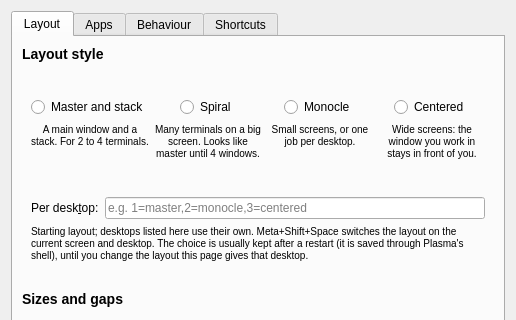
Above: package/contents/ui/config.ui from aic0d3r/stacklet before the change; both pictures show x 0 to 516 and y 0 to 320 of the 516 by 608 pixel window. Below: the same form after it.
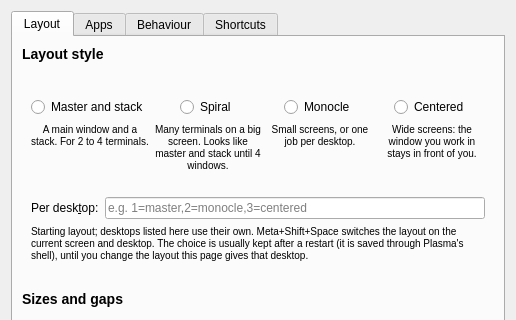
That is the form after the change. Icons and pictures are not drawn.

Commit message: Proofread: document the drag setting and helper-window test, smart gaps label, metadata punctuation, Activities in the bug template

What changed in the file:
```diff
--- a/package/contents/ui/config.ui
+++ b/package/contents/ui/config.ui
@@ -87,7 +87,7 @@
         <property name="wordWrap"><bool>true</bool></property>
         <property name="minimumSize"><size><width>0</width><height>68</height></size></property>
         <property name="textFormat"><enum>Qt::RichText</enum></property>
-        <property name="text"><string>&lt;small&gt;Many terminals on a big screen. Looks like master until 4 windows.&lt;/small&gt;</string></property>
+        <property name="text"><string>&lt;small&gt;Many terminals on a big screen. Looks like master and stack until 4 windows.&lt;/small&gt;</string></property>
        </widget>
       </item>
       <item row="2" column="2">
```
The commit also changes 5 other files.
